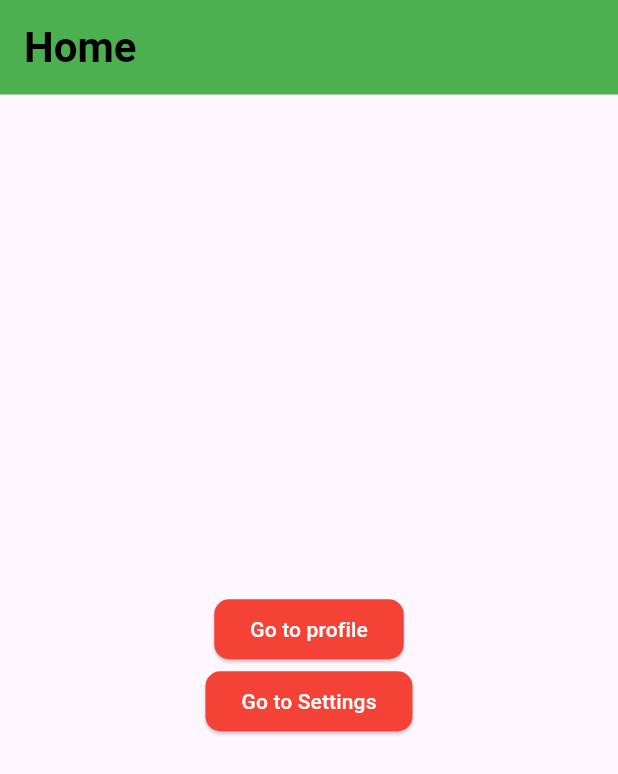
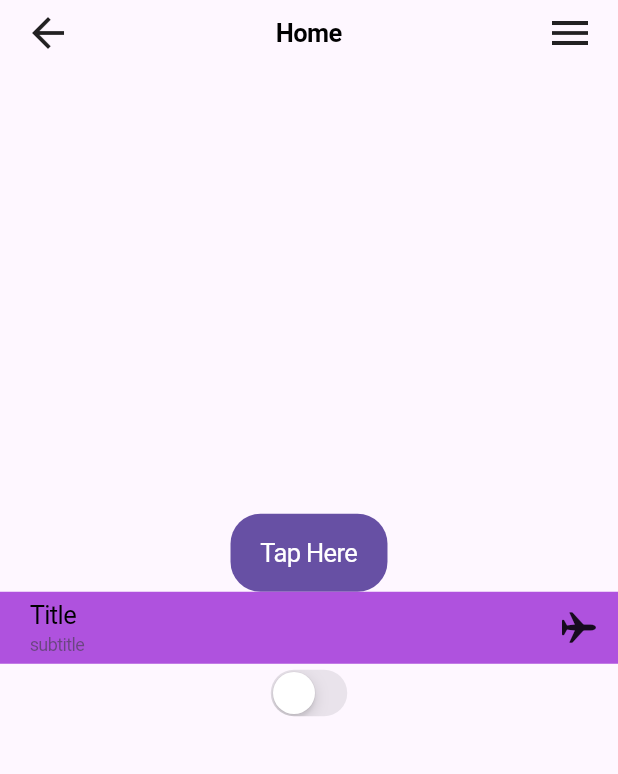
Before and after one commit to Rasheduzzaman-Rochi/Ostad_practice, a Flutter app: the screen it shows after launch, on a phone screen of 412 x 824 dp. Shown: the top 774 px of the screen. Run offline on Flutter 3.47's test engine with Material 3 defaults, Android fonts, the phone set to English and light mode, and no system bars.

Commit message:
Cupertino for iOS

```diff
--- a/lib/main.dart
+++ b/lib/main.dart
@@ -1,3 +1,4 @@
+import 'package:flutter/cupertino.dart';
 import 'package:flutter/material.dart';
 
 void main() {
@@ -11,23 +12,7 @@ class MyApp extends StatelessWidget {
   Widget build(BuildContext context) {
     return MaterialApp(
       debugShowCheckedModeBanner: false,
-      title: 'Shoe Shop',
       home: Home(),
-      theme: ThemeData(
-          elevatedButtonTheme: ElevatedButtonThemeData(
-              style: ElevatedButton.styleFrom(
-                  backgroundColor: Colors.red,
-                  foregroundColor: Colors.white,
-                  shape: RoundedRectangleBorder(
-                      borderRadius: BorderRadius.circular(10)))),
-          appBarTheme: AppBarTheme(
-              backgroundColor: Colors.green,
-              toolbarHeight: 63,
-              titleTextStyle: TextStyle(
-                fontWeight: FontWeight.bold,
-                color: Colors.black,
-                fontSize: 28,
-              ))),
     );
   }
 }
@@ -37,96 +22,32 @@ class Home extends StatelessWidget {
 
   @override
   Widget build(BuildContext context) {
-    return Scaffold(
-      appBar: AppBar(
-        title: Text("Home"),
-      ),
-      body: Center(
+    return CupertinoPageScaffold(
+        navigationBar: CupertinoNavigationBar(
+          middle: Container(
+            height: 80,
+            alignment: Alignment.center,
+            child: Text('Home'),
+          ),
+          leading: Icon(Icons.arrow_back),
+          trailing: Icon(Icons.menu),
+        ),
         child: Column(
           mainAxisAlignment: MainAxisAlignment.center,
           children: [
-            ElevatedButton(
-                onPressed: () {
-                  Navigator.push(context,
-                      MaterialPageRoute(builder: (context) => Profile()));
-                },
-                child: Text("Go to profile")),
-            ElevatedButton(
-              onPressed: () {
-                Navigator.push(context,
-                    MaterialPageRoute(builder: (context) => Settings()));
-              },
-              child: Text("Go to Settings"),
-            )
+            CupertinoButton.filled(
+                child: Text("Tap Here"),
+                borderRadius: BorderRadius.circular(20),
+                onPressed: () {}),
+            CupertinoListTile(
+              onTap: () {},
+              title: Text('Title'),
+              backgroundColor: CupertinoColors.systemPurple,
+              subtitle: Text('subtitle'),
+              trailing: Icon(CupertinoIcons.airplane),
+            ),
+            CupertinoSwitch(value: false, onChanged: (value) {})
           ],
-        ),
-      ),
-    );
+        ));
   }
 }
-
-class Profile extends StatelessWidget {
-  const Profile({super.key});
-
-  @override
-  Widget build(BuildContext context) {
-    return Scaffold(
-      appBar: AppBar(
-        title: Text("Profile"),
-      ),
-      body: Center(
-        child: Column(
-          mainAxisAlignment: MainAxisAlignment.center,
-          children: [
-            ElevatedButton(
-                onPressed: () {
-                  Navigator.push(
-                      context, MaterialPageRoute(builder: (context) => Home()));
-                },
-                child: Text("Back to Home")),
-            ElevatedButton(
-                onPressed: () {
-                  Navigator.pushReplacement(context,
-                      MaterialPageRoute(builder: (context) => Settings()));
-                },
-                child: Text("Go to Settings"))
-          ],
-        ),
-      ),
-    );
-  }
-}
-
-class Settings extends StatelessWidget {
-  const Settings({super.key});
-
-  @override
-  Widget build(BuildContext context) {
-    return Scaffold(
-      appBar: AppBar(
-        title: Text("Settings"),
-      ),
-      body: Center(
-        child: Column(
-          mainAxisAlignment: MainAxisAlignment.center,
-          children: [
-            ElevatedButton(
-                onPressed: () {
-                  Navigator.pushAndRemoveUntil(
-                      context,
-                      MaterialPageRoute(builder: (context) => Home()),
-                      (predicate) => false);
-                },
-                child: Text("Go to Home")),
-            ElevatedButton(
-                onPressed: () {
-                  Navigator.pushReplacement(context,
-                      MaterialPageRoute(builder: (context) => Profile()));
-                },
-                child: Text("Back to Profile")),
-          ],
-        ),
-      ),
-    );
-  }
-}
```
